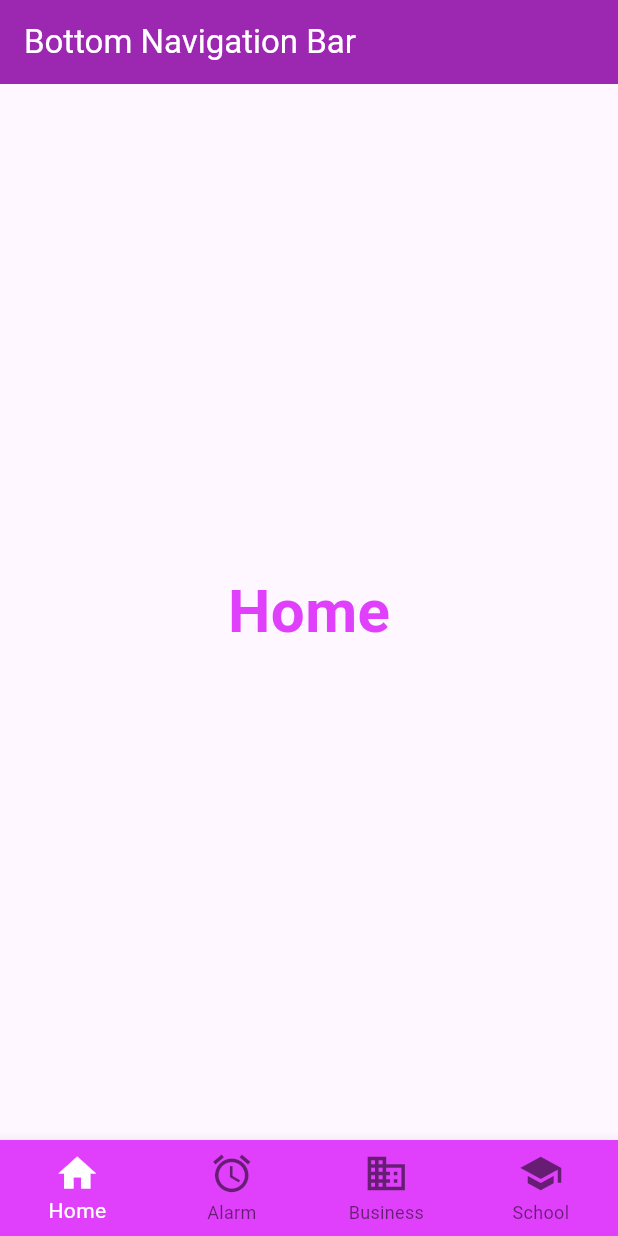
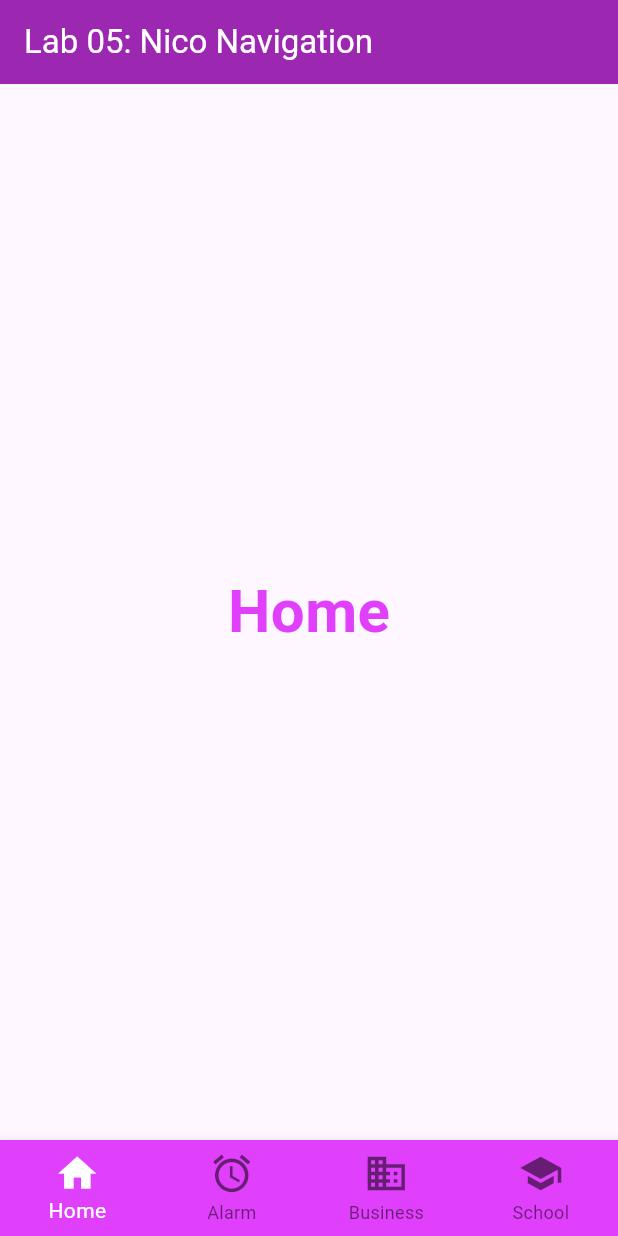
Before and after one commit to Snicco05/TMA3084_G02_106420_Lab05_Lesson07, a Flutter app: the screen it shows after launch, on a phone screen of 412 x 824 dp. Run offline on Flutter 3.47's test engine with Material 3 defaults, Android fonts, the phone set to English and light mode, and no system bars.

Commit message:
Update AppBar title on feature branch

```diff
--- a/bottom_navigation_bar_lab/lib/main.dart
+++ b/bottom_navigation_bar_lab/lib/main.dart
@@ -41,11 +41,10 @@ class _BottomNavLabState extends State<BottomNavLab>{
   Widget build(BuildContext context){
     return Scaffold(
       appBar: AppBar(
-        title: const Text('Bottom Navigation Bar'),
+        title: const Text('Lab 05: Nico Navigation'),
         backgroundColor: Colors.purple,
         foregroundColor: Colors.white,
-      ),
-      body: screens[currentIndex],
+      ),      body: screens[currentIndex],
       bottomNavigationBar: BottomNavigationBar(
         type: BottomNavigationBarType.fixed,
         fixedColor: Colors.white,
```
